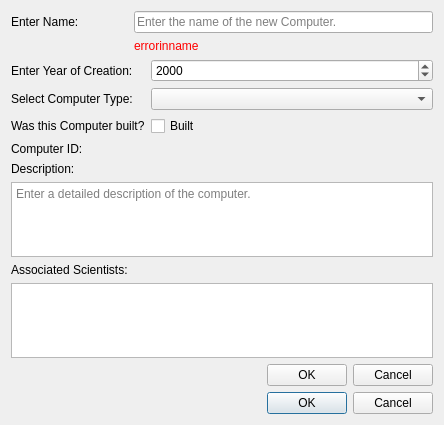
JonOrnBrynjarsson/vN1w3H51, file UI/addnewcomputer.ui: the form before one commit.
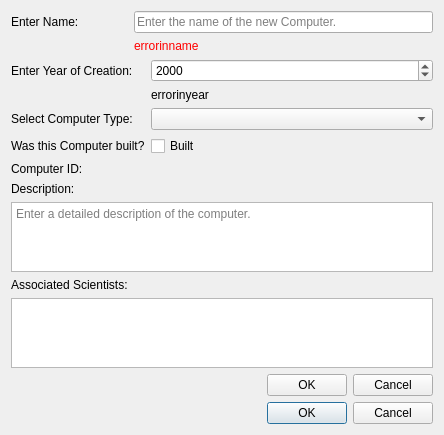
The form after the commit.

The edit to the form file:
```diff
--- a/UI/addnewcomputer.ui
+++ b/UI/addnewcomputer.ui
@@ -157,6 +157,13 @@
      </property>
     </widget>
    </item>
+   <item row="4" column="2" colspan="2">
+    <widget class="QLabel" name="errorInYear">
+     <property name="text">
+      <string>errorinyear</string>
+     </property>
+    </widget>
+   </item>
   </layout>
  </widget>
  <tabstops>
```
